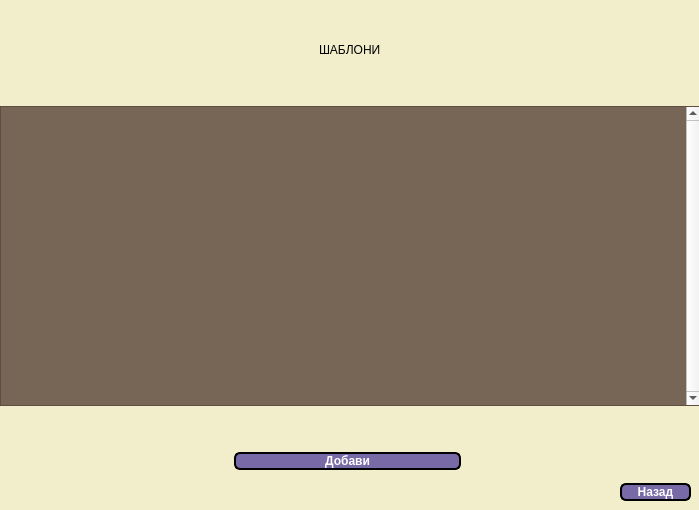
First picture: the form in Readalot/templates.ui, repository TanyaSeykova/Hackaton_2022, before the edit.
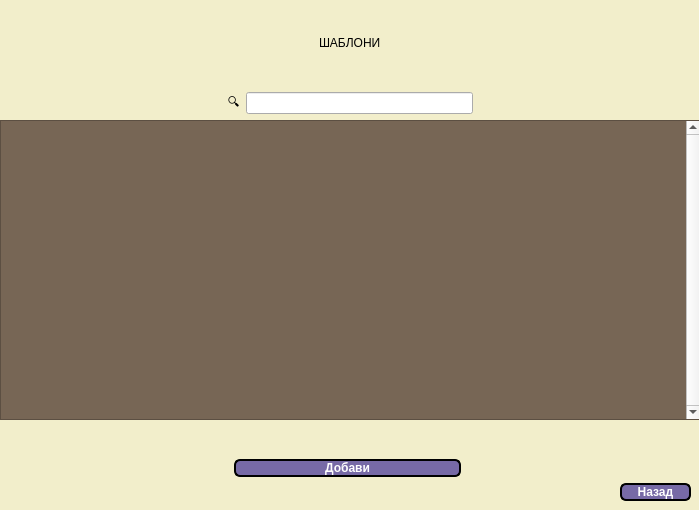
Second picture: the form after the edit.

Commit message: add search bar

The edit to the form file:
```diff
--- a/Readalot/templates.ui
+++ b/Readalot/templates.ui
@@ -53,6 +53,46 @@
       </property>
      </widget>
     </item>
+    <item>
+     <layout class="QHBoxLayout" name="horizontalLayout_2">
+      <item>
+       <spacer name="horizontalSpacer">
+        <property name="orientation">
+         <enum>Qt::Horizontal</enum>
+        </property>
+        <property name="sizeHint" stdset="0">
+         <size>
+          <width>40</width>
+          <height>20</height>
+         </size>
+        </property>
+       </spacer>
+      </item>
+      <item>
+       <widget class="QLabel" name="label">
+        <property name="text">
+         <string>🔍</string>
+        </property>
+       </widget>
+      </item>
+      <item>
+       <widget class="QLineEdit" name="lineEditSearch"/>
+      </item>
+      <item>
+       <spacer name="horizontalSpacer_2">
+        <property name="orientation">
+         <enum>Qt::Horizontal</enum>
+        </property>
+        <property name="sizeHint" stdset="0">
+         <size>
+          <width>40</width>
+          <height>20</height>
+         </size>
+        </property>
+       </spacer>
+      </item>
+     </layout>
+    </item>
     <item>
      <widget class="QScrollArea" name="templatesScrollArea">
       <property name="sizePolicy">
@@ -81,7 +121,7 @@
         <rect>
          <x>0</x>
          <y>0</y>
-         <width>680</width>
+         <width>683</width>
          <height>298</height>
         </rect>
        </property>
```
The commit also changes 4 other files.
